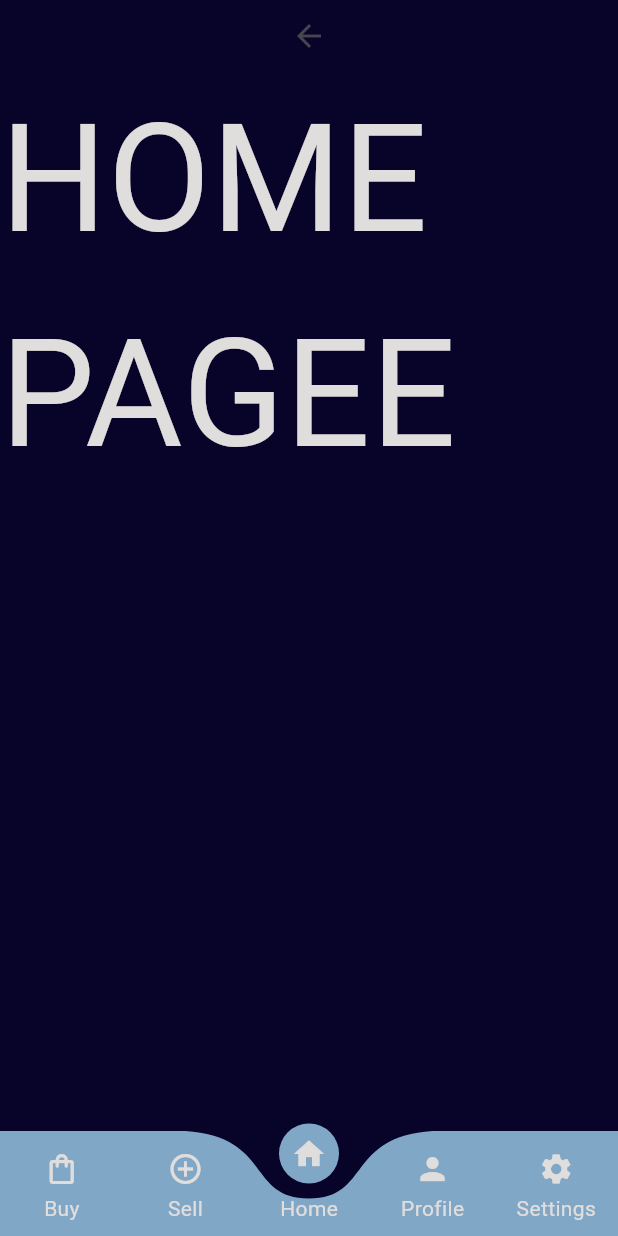
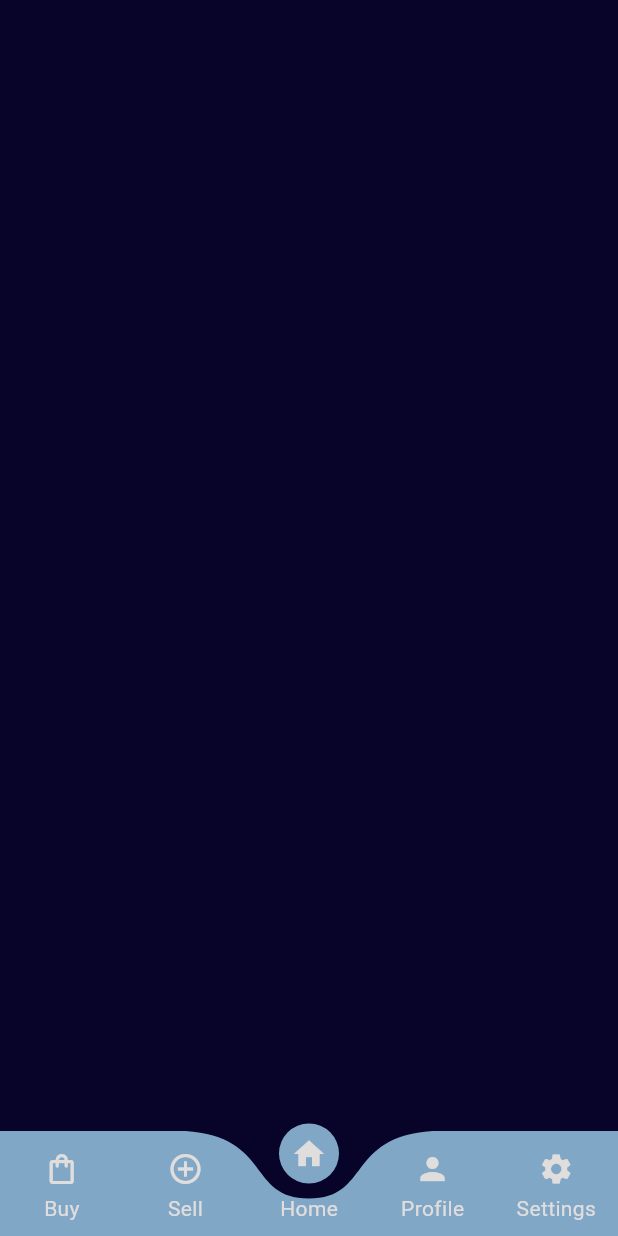
Before and after one commit to AnaghaJn21/DormDeals, a Flutter app: the LandingPg screen opened directly, on a phone screen of 412 x 824 dp. Run offline on Flutter 3.47's test engine with Material 3 defaults, Android fonts, the light colour scheme and no system bars; drawn by our look-alikes of curved_labeled_navigation_bar; our stand-ins replace animated_splash_screen, lottie.

Commit message:
Modified landingpg,selldets

```diff
--- a/lib/main.dart
+++ b/lib/main.dart
@@ -20,7 +20,7 @@ class MyApp extends StatelessWidget {
       debugShowCheckedModeBanner: false,
       title: "DormDeals",
       // color: LIGHT_BLUE_COLOR,
-      home: BuyDetails(),
+      home: SplashScreen(),
     );
   }
 }
--- a/lib/pages/Landing_Pg.dart
+++ b/lib/pages/Landing_Pg.dart
@@ -3,6 +3,7 @@ import 'package:curved_labeled_navigation_bar/curved_navigation_bar_item.dart';
 import 'package:dormdeals/buy_details.dart';
 import 'package:dormdeals/constants/Colors.dart';
 import 'package:dormdeals/pages/Buy_Main_Pg.dart';
+import 'package:dormdeals/pages/Login_Pg.dart';
 import 'package:dormdeals/pages/Profile_Pg.dart';
 import 'package:dormdeals/pages/Settings_Pg.dart';
 import 'package:dormdeals/pages/sell_details.dart';
@@ -23,20 +24,44 @@ class _LandingPgState extends State<LandingPg> {
   final screens = [
     BuyDetails(),
     SellDetails(),
-    LandingPg(),
+    null,
     ProfilePg(),
     SettingsPg()
   ];
 
+  //   @override
+  // void initState() {
+  //   super.initState();
+  //   // Set the home content dynamically after initialization
+  //   screens[2] = _buildHomeContent();
+  // }
+  // Widget _buildHomeContent() {
+  //   return Column(
+  //     children: <Widget>[
+  //       IconButton(
+  //         alignment: Alignment.topLeft,
+  //         onPressed: () {
+  //           Navigator.of(context).pop();
+  //         },
+  //         icon: Icon(Icons.arrow_back),
+  //       ),
+  //       Text(
+  //         "HOME PAGE",
+  //         style: TextStyle(fontSize: 100, color: TEXT_COLOR_W),
+  //       ),
+  //     ],
+  //   );
+  // }
   @override
   Widget build(BuildContext context) {
     return SafeArea(
         child: Scaffold(
+      extendBody: true,
       backgroundColor: DARK_BLUE_COLOR,
       bottomNavigationBar: CurvedNavigationBar(
         color: LIGHT_BLUE_COLOR,
         // buttonBackgroundColor: MORE_LIGHT_BLUE_COLOR,
-        backgroundColor: DARK_BLUE_COLOR,
+        backgroundColor: Colors.transparent,
         index: _page,
         animationDuration: Duration(milliseconds: 300),
         key: _bottomNavigationKey,
@@ -83,22 +108,7 @@ class _LandingPgState extends State<LandingPg> {
           });
         },
       ),
-      body: Container(
-        child: Column(
-          children: <Widget>[
-            IconButton(
-                alignment: Alignment.topLeft,
-                onPressed: () {
-                  Navigator.of(context).pop();
-                },
-                icon: Icon(Icons.arrow_back)),
-            Text(
-              "HOME PAGEE",
-              style: TextStyle(fontSize: 100, color: TEXT_COLOR_W),
-            )
-          ],
-        ),
-      ),
+      body: screens[_page],
     ));
   }
 }
--- a/lib/pages/sell_details.dart
+++ b/lib/pages/sell_details.dart
@@ -60,7 +60,7 @@ class _SellDetailsState extends State<SellDetails> {
                     height: 20,
                   ),
                   Padding(
-                    padding: const EdgeInsets.only(top: 40, bottom: 10),
+                    padding: const EdgeInsets.only(top: 40, bottom: 100),
                     child: ElevatedButton(
                       onPressed: () {
                         setState(() {});
```
